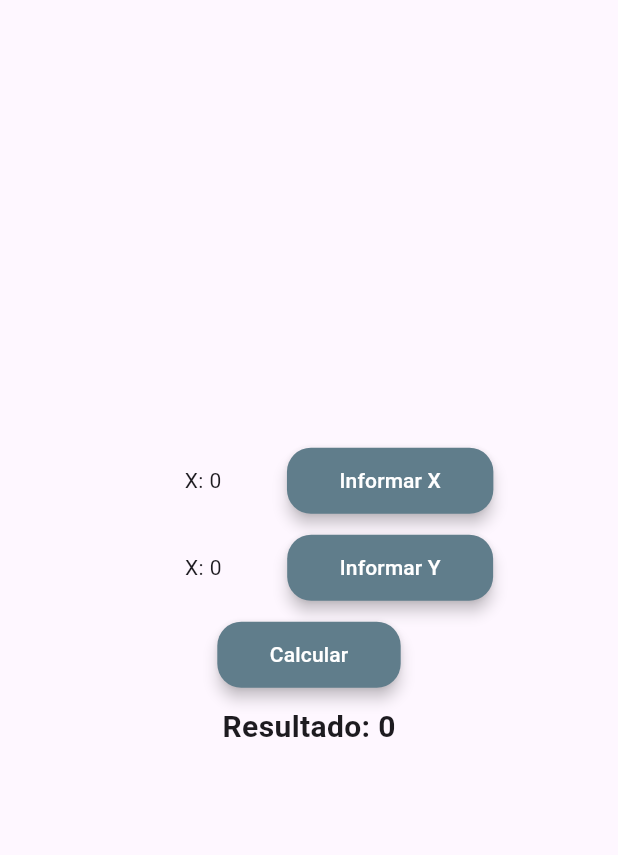
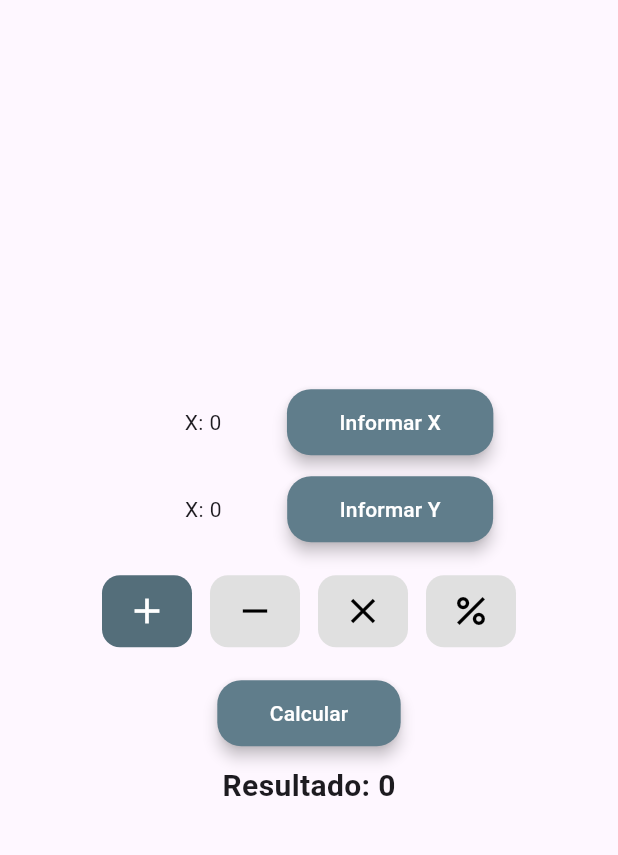
Before and after one commit to viniciusdomg/Calculadora_Mobile, a Flutter app: the screen it shows after launch, after a tap on "Calcular", on a phone screen of 412 x 824 dp, the part 63-918 px from its top. Run offline on Flutter 3.47's test engine with Material 3 defaults, Android fonts, the phone set to English and light mode, and no system bars.

Commit message:
finalizando calculadora com opções de somar, subtrair, multiplicar e dividir

```diff
--- a/lib/main.dart
+++ b/lib/main.dart
@@ -44,10 +44,26 @@ class _CalculadoraState extends State<Calculadora> {
   late int _resultado;
   late int valorX;
   late int valorY;
+  late String selected;
+  final List<String> options = ["Somar", "Subtrair", "Multiplicar", "Dividir"];
 
   void _calculaResultado(){
     setState(() {
-      _resultado = valorX + valorY;
+      if(selected == "Somar"){
+        _resultado = valorX + valorY;
+      }else if(selected == "Subtrair"){
+        _resultado = valorX - valorY;
+      }else if(selected == "Multiplicar"){
+        _resultado = valorX * valorY;
+      }else if(selected == "Dividir" && valorY != 0 && valorX != 0){
+        _resultado = (valorX / valorY) as int;
+      }else{
+        ScaffoldMessenger.of(context).showSnackBar(
+          SnackBar(content: Text("Não é possível dividir por zero"),
+            duration: Duration(seconds: 1),
+          )
+        );
+      }
     });
   }
 
@@ -57,6 +73,7 @@ class _CalculadoraState extends State<Calculadora> {
     valorX = 0;
     valorY = 0;
     _resultado = 0;
+    selected = options.first;
   }
 
   @override
@@ -80,7 +97,10 @@ class _CalculadoraState extends State<Calculadora> {
                 mainAxisAlignment: MainAxisAlignment.center,
                 crossAxisAlignment: CrossAxisAlignment.center,
                 children: [
-                  Padding(padding: EdgeInsets.symmetric(vertical: 10.0, horizontal: 40.0), child: Text("X: $valorX "),),
+                  Padding(
+                    padding: EdgeInsets.symmetric(vertical: 10.0, horizontal: 40.0),
+                    child: Text("X: $valorX "),
+                  ),
                   ElevatedButton(
                     style: ButtonStyle(
                       backgroundColor: WidgetStateProperty.resolveWith<Color?>((states) {
@@ -139,7 +159,18 @@ class _CalculadoraState extends State<Calculadora> {
                 ],
               ),
             ),
-            const SizedBox(height: 10,),
+            Padding(
+              padding: EdgeInsets.symmetric(vertical: 20.0, horizontal: 15.0),
+              child: CustomRadio(
+                  options: options,
+                  selected: selected,
+                  onChanged: (value) {
+                    setState(() {
+                      selected = value;
+                    });
+                  }
+              ),
+            ),
             ElevatedButton(
                 style: ButtonStyle(
                   backgroundColor: WidgetStateProperty.resolveWith<Color?>((states) {
@@ -239,3 +270,57 @@ class PreencherValores extends StatelessWidget {
     );
   }
 }
+
+class CustomRadio extends StatefulWidget {
+  final List<String> options;
+  final String selected;
+  final ValueChanged<String> onChanged;
+
+  const CustomRadio({
+    super.key,
+    required this.options,
+    required this.selected,
+    required this.onChanged
+  });
+
+  @override
+  State<CustomRadio> createState() => _CustomRadioState();
+}
+
+class _CustomRadioState extends State<CustomRadio> {
+
+  final Map<String, IconData> operationIcons = {
+    "somar": Icons.add,
+    "subtrair": Icons.remove,
+    "multiplicar": Icons.clear,
+    "dividir": Icons.percent,
+  };
+
+
+  @override
+  Widget build(BuildContext context) {
+    return Row(
+      mainAxisAlignment: MainAxisAlignment.center,
+      children: widget.options.map((option) {
+        final bool isSelected = widget.selected == option;
+        return GestureDetector(
+          onTap: () => widget.onChanged(option),
+          child: AnimatedContainer(
+            duration: Duration(milliseconds: 300),
+            margin: EdgeInsets.symmetric(horizontal: 6),
+            padding: EdgeInsets.symmetric(horizontal: 16, vertical: 10),
+            decoration: BoxDecoration(
+              color: isSelected ? Colors.blueGrey.shade600 : Colors.grey[300],
+              borderRadius: BorderRadius.circular(12),
+            ),
+            child: Icon(
+              operationIcons[option.toLowerCase()],
+              color: isSelected ? Colors.white : Colors.black,
+              size: 28,
+            ),
+          ),
+        );
+      }).toList(),
+    );
+  }
+}
```
